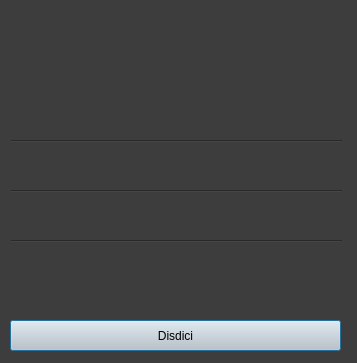
Qt form VistaPrenotazione.ui (riccardomalpiedi/parcheggio) before a commit.
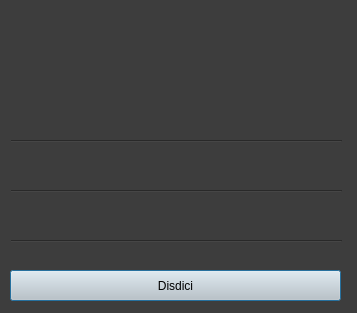
The same form after that commit.

Diff of the .ui file:
```diff
--- a/VistaPrenotazione.ui
+++ b/VistaPrenotazione.ui
@@ -7,7 +7,7 @@
     <x>0</x>
     <y>0</y>
     <width>357</width>
-    <height>363</height>
+    <height>313</height>
    </rect>
   </property>
   <property name="windowTitle">
@@ -73,24 +73,6 @@
    <property name="geometry">
     <rect>
      <x>10</x>
-     <y>250</y>
-     <width>331</width>
-     <height>31</height>
-    </rect>
-   </property>
-   <property name="styleSheet">
-    <string notr="true">font: 18pt &quot;MS Shell Dlg 2&quot;;
-background-color: rgb(61, 61, 61);
-color: rgb(255, 255, 255);</string>
-   </property>
-   <property name="text">
-    <string/>
-   </property>
-  </widget>
-  <widget class="QLabel" name="data_inizio_label">
-   <property name="geometry">
-    <rect>
-     <x>10</x>
      <y>200</y>
      <width>331</width>
      <height>31</height>
@@ -105,11 +87,29 @@
     <string/>
    </property>
   </widget>
+  <widget class="QLabel" name="data_inizio_label">
+   <property name="geometry">
+    <rect>
+     <x>10</x>
+     <y>150</y>
+     <width>331</width>
+     <height>31</height>
+    </rect>
+   </property>
+   <property name="styleSheet">
+    <string notr="true">font: 18pt &quot;MS Shell Dlg 2&quot;;
+background-color: rgb(61, 61, 61);
+color: rgb(255, 255, 255);</string>
+   </property>
+   <property name="text">
+    <string/>
+   </property>
+  </widget>
   <widget class="QPushButton" name="disdici_button">
    <property name="geometry">
     <rect>
      <x>10</x>
-     <y>320</y>
+     <y>270</y>
      <width>331</width>
      <height>31</height>
     </rect>
```
Left out of the diff: 18 changed lines with no effect on the pictures.
